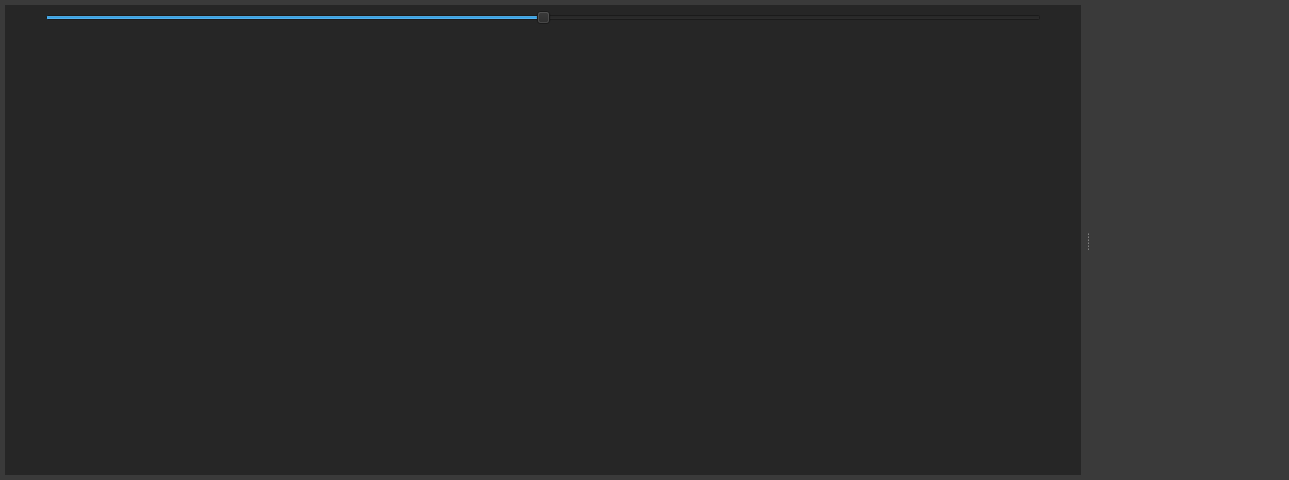
Above: LEO_sniffy/modules/scope/scopewindow.ui from jirik09/Sniffy before the change. Below: the same form after it.
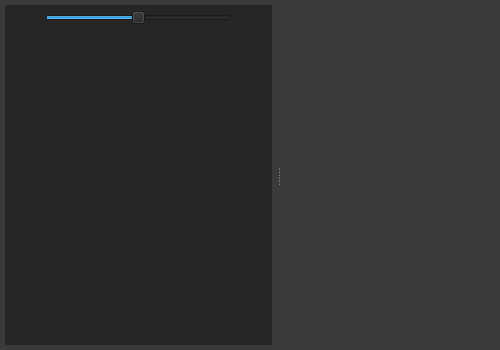
That is the form after the change.

```diff
--- a/LEO_sniffy/modules/scope/scopewindow.ui
+++ b/LEO_sniffy/modules/scope/scopewindow.ui
@@ -9,14 +9,14 @@
    <rect>
     <x>0</x>
     <y>0</y>
-    <width>1289</width>
-    <height>480</height>
+    <width>500</width>
+    <height>350</height>
    </rect>
   </property>
   <property name="minimumSize">
    <size>
-    <width>600</width>
-    <height>480</height>
+    <width>500</width>
+    <height>350</height>
    </size>
   </property>
   <property name="contextMenuPolicy">
@@ -278,13 +278,13 @@
       </property>
       <property name="minimumSize">
        <size>
-        <width>200</width>
+        <width>220</width>
         <height>0</height>
        </size>
       </property>
       <property name="maximumSize">
        <size>
-        <width>300</width>
+        <width>350</width>
         <height>16777215</height>
        </size>
       </property>
```
